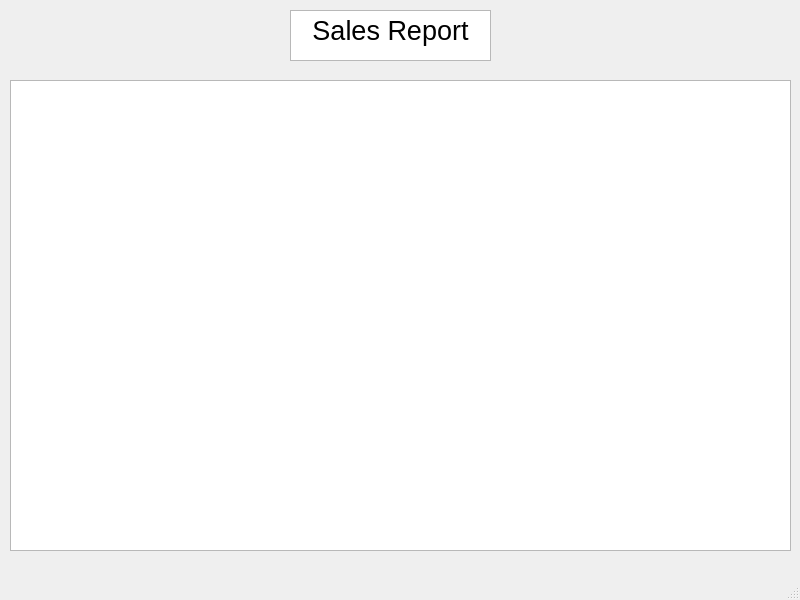
Qt form sales_report/sales_report.ui (WinterCS003/CS008_Project1) before a commit.
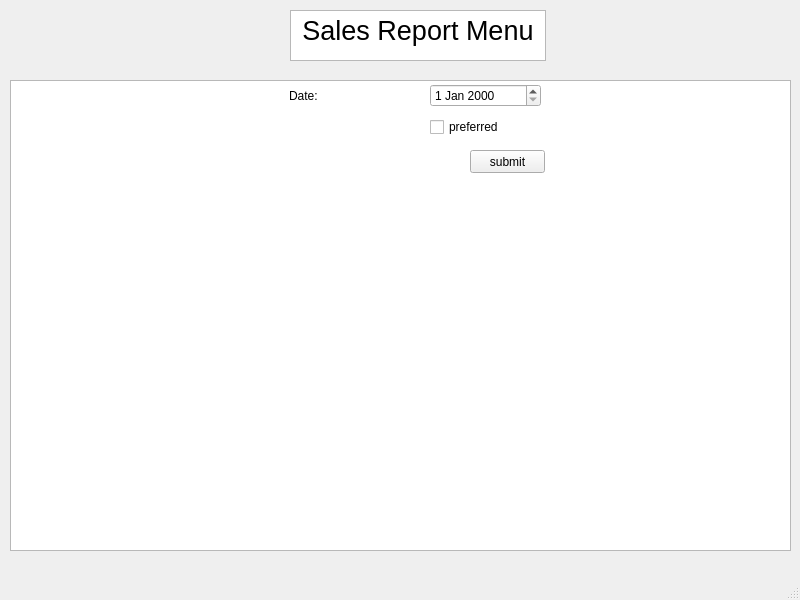
The same form after that commit.

What changed in the file:
```diff
--- a/sales_report/sales_report.ui
+++ b/sales_report/sales_report.ui
@@ -19,7 +19,7 @@
      <rect>
       <x>290</x>
       <y>10</y>
-      <width>201</width>
+      <width>256</width>
       <height>51</height>
      </rect>
     </property>
@@ -28,7 +28,7 @@
 &lt;html&gt;&lt;head&gt;&lt;meta name=&quot;qrichtext&quot; content=&quot;1&quot; /&gt;&lt;style type=&quot;text/css&quot;&gt;
 p, li { white-space: pre-wrap; }
 &lt;/style&gt;&lt;/head&gt;&lt;body style=&quot; font-family:'MS Shell Dlg 2'; font-size:8.25pt; font-weight:400; font-style:normal;&quot;&gt;
-&lt;p align=&quot;center&quot; style=&quot; margin-top:0px; margin-bottom:0px; margin-left:0px; margin-right:0px; -qt-block-indent:0; text-indent:0px;&quot;&gt;&lt;span style=&quot; font-size:20pt;&quot;&gt;Sales Report&lt;/span&gt;&lt;/p&gt;&lt;/body&gt;&lt;/html&gt;</string>
+&lt;p align=&quot;center&quot; style=&quot; margin-top:0px; margin-bottom:0px; margin-left:0px; margin-right:0px; -qt-block-indent:0; text-indent:0px;&quot;&gt;&lt;span style=&quot; font-size:20pt;&quot;&gt;Sales Report Menu&lt;/span&gt;&lt;/p&gt;&lt;/body&gt;&lt;/html&gt;</string>
     </property>
    </widget>
    <widget class="QTextBrowser" name="output">
@@ -41,6 +41,66 @@
      </rect>
     </property>
    </widget>
+   <widget class="QPushButton" name="submit">
+    <property name="geometry">
+     <rect>
+      <x>470</x>
+      <y>150</y>
+      <width>75</width>
+      <height>23</height>
+     </rect>
+    </property>
+    <property name="text">
+     <string>submit</string>
+    </property>
+   </widget>
+   <widget class="QWidget" name="verticalLayoutWidget">
+    <property name="geometry">
+     <rect>
+      <x>289</x>
+      <y>80</y>
+      <width>121</width>
+      <height>31</height>
+     </rect>
+    </property>
+    <layout class="QVBoxLayout" name="verticalLayout">
+     <item>
+      <widget class="QLabel" name="date">
+       <property name="text">
+        <string>Date:</string>
+       </property>
+      </widget>
+     </item>
+    </layout>
+   </widget>
+   <widget class="QWidget" name="verticalLayoutWidget_2">
+    <property name="geometry">
+     <rect>
+      <x>430</x>
+      <y>80</y>
+      <width>111</width>
+      <height>61</height>
+     </rect>
+    </property>
+    <layout class="QVBoxLayout" name="verticalLayout_2">
+     <item>
+      <widget class="QDateEdit" name="dateEdit"/>
+     </item>
+     <item>
+      <widget class="QCheckBox" name="member_type">
+       <property name="text">
+        <string>preferred</string>
+       </property>
+      </widget>
+     </item>
+    </layout>
+   </widget>
+   <zorder>output</zorder>
+   <zorder>title</zorder>
+   <zorder>submit</zorder>
+   <zorder>verticalLayoutWidget</zorder>
+   <zorder>verticalSpacer</zorder>
+   <zorder>verticalLayoutWidget_2</zorder>
   </widget>
   <widget class="QMenuBar" name="menubar">
    <property name="geometry">
```
